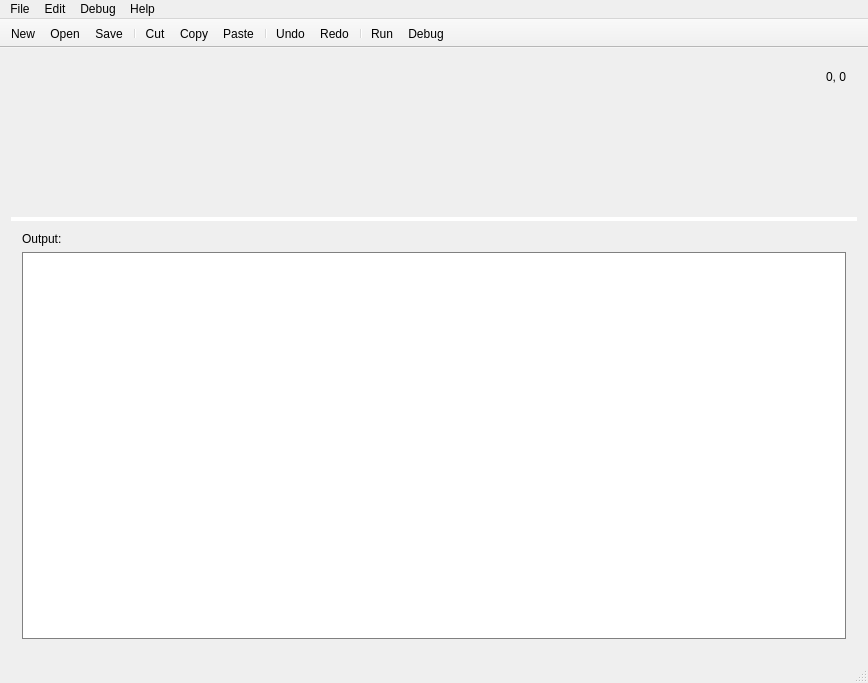
Above: source/ide/mainwindow.ui from IanFinlayson/tetra before the change. Below: the same form after it.
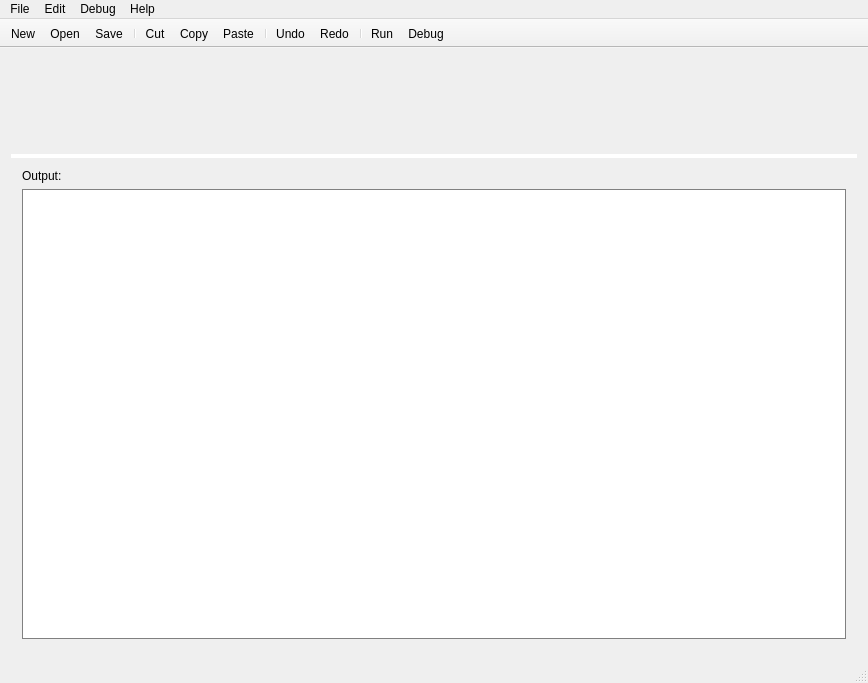
That is the form after the change. Icons and pictures are not drawn. Custom widgets are drawn as their Qt base class.

Commit message: Move the IDE coordinates from the upper left into the status bar

```diff
--- a/source/ide/mainwindow.ui
+++ b/source/ide/mainwindow.ui
@@ -37,7 +37,7 @@
       </property>
       <widget class="QWidget" name="layoutWidget">
        <layout class="QGridLayout" name="gridLayout">
-        <item row="1" column="0">
+        <item row="0" column="0">
          <widget class="Editor" name="input" native="true">
           <property name="sizePolicy">
            <sizepolicy hsizetype="Expanding" vsizetype="Expanding">
@@ -59,19 +59,6 @@
           </property>
          </widget>
         </item>
-        <item row="0" column="1">
-         <widget class="QLabel" name="cursorPosition">
-          <property name="sizePolicy">
-           <sizepolicy hsizetype="Minimum" vsizetype="Minimum">
-            <horstretch>0</horstretch>
-            <verstretch>0</verstretch>
-           </sizepolicy>
-          </property>
-          <property name="text">
-           <string>0, 0</string>
-          </property>
-         </widget>
-        </item>
        </layout>
       </widget>
       <widget class="QSplitter" name="splitter">
```
Left out of the diff: 47 changed lines with no effect on the pictures. The commit also changes 2 other files.
